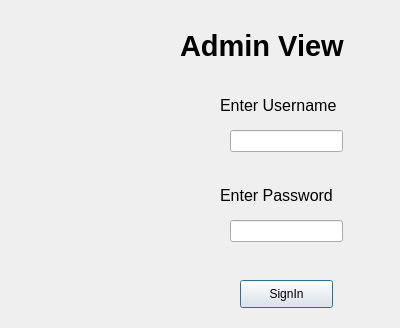
Usama-Amjad/Bulldozer-Price-Prediction-with-PyQt6, file userInterface/adminOutput.ui: the form before one commit.
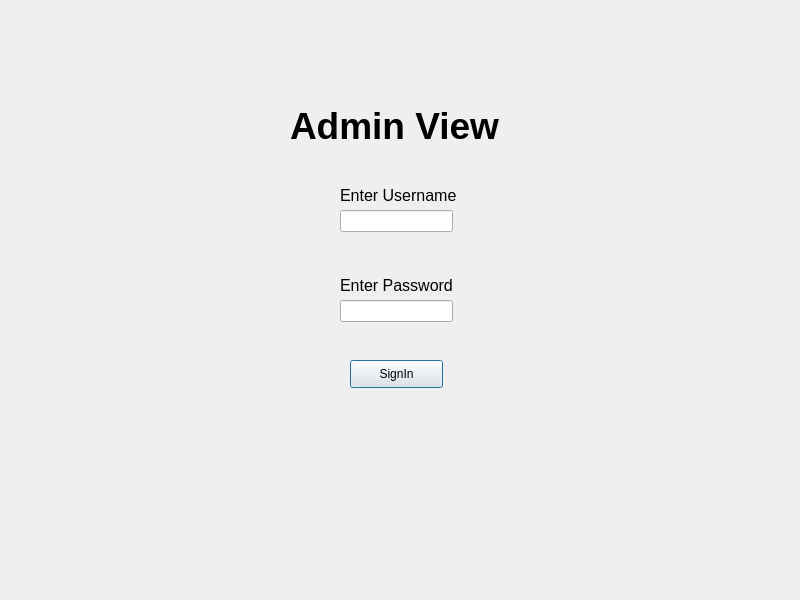
The form after the commit. Icons and pictures are not drawn.

Diff of the .ui file:
```diff
--- a/userInterface/adminOutput.ui
+++ b/userInterface/adminOutput.ui
@@ -6,8 +6,8 @@
    <rect>
     <x>0</x>
     <y>0</y>
-    <width>400</width>
-    <height>328</height>
+    <width>800</width>
+    <height>600</height>
    </rect>
   </property>
   <property name="windowTitle">
@@ -16,19 +16,25 @@
   <widget class="QLabel" name="adminView">
    <property name="geometry">
     <rect>
-     <x>180</x>
-     <y>20</y>
+     <x>290</x>
+     <y>100</y>
      <width>221</width>
      <height>51</height>
     </rect>
    </property>
    <property name="font">
     <font>
-     <pointsize>22</pointsize>
+     <pointsize>-1</pointsize>
      <weight>75</weight>
      <bold>true</bold>
     </font>
    </property>
+   <property name="styleSheet">
+    <string notr="true">background: transparent;
+font-weight:bold;
+color:black;
+font-size: 37px;</string>
+   </property>
    <property name="text">
     <string>Admin View</string>
    </property>
@@ -36,8 +42,8 @@
   <widget class="QLabel" name="usernameLabel">
    <property name="geometry">
     <rect>
-     <x>220</x>
-     <y>90</y>
+     <x>340</x>
+     <y>180</y>
      <width>151</width>
      <height>31</height>
     </rect>
@@ -54,8 +60,8 @@
   <widget class="QLineEdit" name="username">
    <property name="geometry">
     <rect>
-     <x>230</x>
-     <y>130</y>
+     <x>340</x>
+     <y>210</y>
      <width>113</width>
      <height>22</height>
     </rect>
@@ -64,8 +70,8 @@
   <widget class="QLabel" name="passLabel">
    <property name="geometry">
     <rect>
-     <x>220</x>
-     <y>180</y>
+     <x>340</x>
+     <y>270</y>
      <width>150</width>
      <height>31</height>
     </rect>
@@ -82,8 +88,8 @@
   <widget class="QLineEdit" name="password">
    <property name="geometry">
     <rect>
-     <x>230</x>
-     <y>220</y>
+     <x>340</x>
+     <y>300</y>
      <width>113</width>
      <height>22</height>
     </rect>
@@ -92,8 +98,8 @@
   <widget class="QPushButton" name="signin">
    <property name="geometry">
     <rect>
-     <x>240</x>
-     <y>280</y>
+     <x>350</x>
+     <y>360</y>
      <width>93</width>
      <height>28</height>
     </rect>
@@ -102,6 +108,26 @@
     <string>SignIn</string>
    </property>
   </widget>
+  <widget class="QWidget" name="widget" native="true">
+   <property name="geometry">
+    <rect>
+     <x>-1</x>
+     <y>-1</y>
+     <width>801</width>
+     <height>601</height>
+    </rect>
+   </property>
+   <property name="styleSheet">
+    <string notr="true">background-image: url(C:/Users/Dell/Downloads/bulldozerBack.jfif);</string>
+   </property>
+  </widget>
+  <zorder>widget</zorder>
+  <zorder>adminView</zorder>
+  <zorder>usernameLabel</zorder>
+  <zorder>username</zorder>
+  <zorder>passLabel</zorder>
+  <zorder>password</zorder>
+  <zorder>signin</zorder>
  </widget>
  <resources/>
  <connections/>
```
